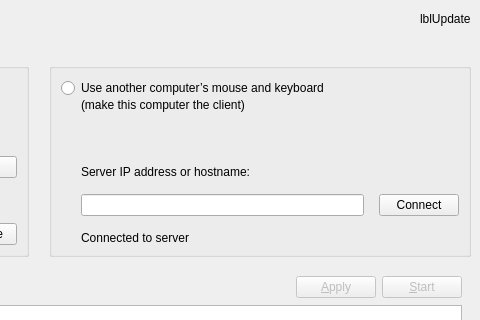
Qt form src/apps/deskflow-gui/MainWindow.ui (deskflow/deskflow) before a commit; both pictures show x 403 to 883 and y 0 to 320 of the 883 by 650 pixel window.
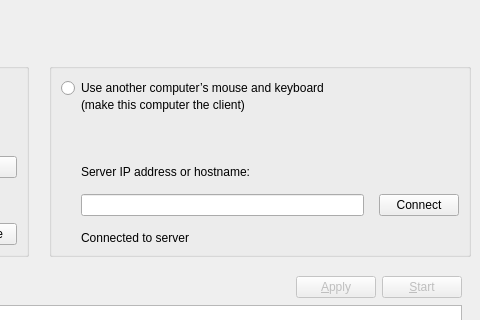
The same form after that commit. Custom widgets are drawn as their Qt base class.

The edit to the form file:
```diff
--- a/src/apps/deskflow-gui/MainWindow.ui
+++ b/src/apps/deskflow-gui/MainWindow.ui
@@ -55,22 +55,6 @@
         </property>
        </spacer>
       </item>
-      <item>
-       <widget class="QLabel" name="lblUpdate">
-        <property name="sizePolicy">
-         <sizepolicy hsizetype="Preferred" vsizetype="Fixed">
-          <horstretch>0</horstretch>
-          <verstretch>0</verstretch>
-         </sizepolicy>
-        </property>
-        <property name="text">
-         <string notr="true">lblUpdate</string>
-        </property>
-        <property name="openExternalLinks">
-         <bool>true</bool>
-        </property>
-       </widget>
-      </item>
      </layout>
     </item>
     <item>
```
